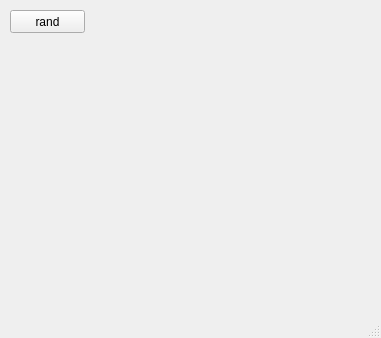
Before: the Qt Designer form mainwindow.ui in iwxyi/Qt-InterestingIndicate, drawn with Qt 5.
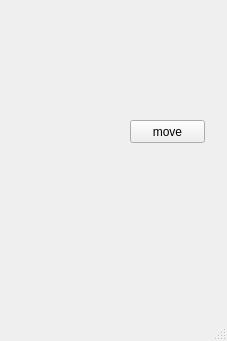
After: the same form once the commit is applied. Custom widgets are drawn as their Qt base class.

Diff of the .ui file:
```diff
--- a/mainwindow.ui
+++ b/mainwindow.ui
@@ -6,8 +6,8 @@
    <rect>
     <x>0</x>
     <y>0</y>
-    <width>381</width>
-    <height>338</height>
+    <width>227</width>
+    <height>341</height>
    </rect>
   </property>
   <property name="windowTitle">
@@ -17,24 +17,24 @@
    <widget class="InterestingIndicate" name="widget" native="true">
     <property name="geometry">
      <rect>
-      <x>90</x>
-      <y>70</y>
-      <width>101</width>
-      <height>191</height>
+      <x>60</x>
+      <y>40</y>
+      <width>41</width>
+      <height>231</height>
      </rect>
     </property>
    </widget>
    <widget class="QPushButton" name="pushButton">
     <property name="geometry">
      <rect>
-      <x>10</x>
-      <y>10</y>
+      <x>130</x>
+      <y>120</y>
       <width>75</width>
       <height>23</height>
      </rect>
     </property>
     <property name="text">
-     <string>rand</string>
+     <string>move</string>
     </property>
    </widget>
   </widget>
```
Left out of the diff: 2 changed lines with no effect on the pictures.
